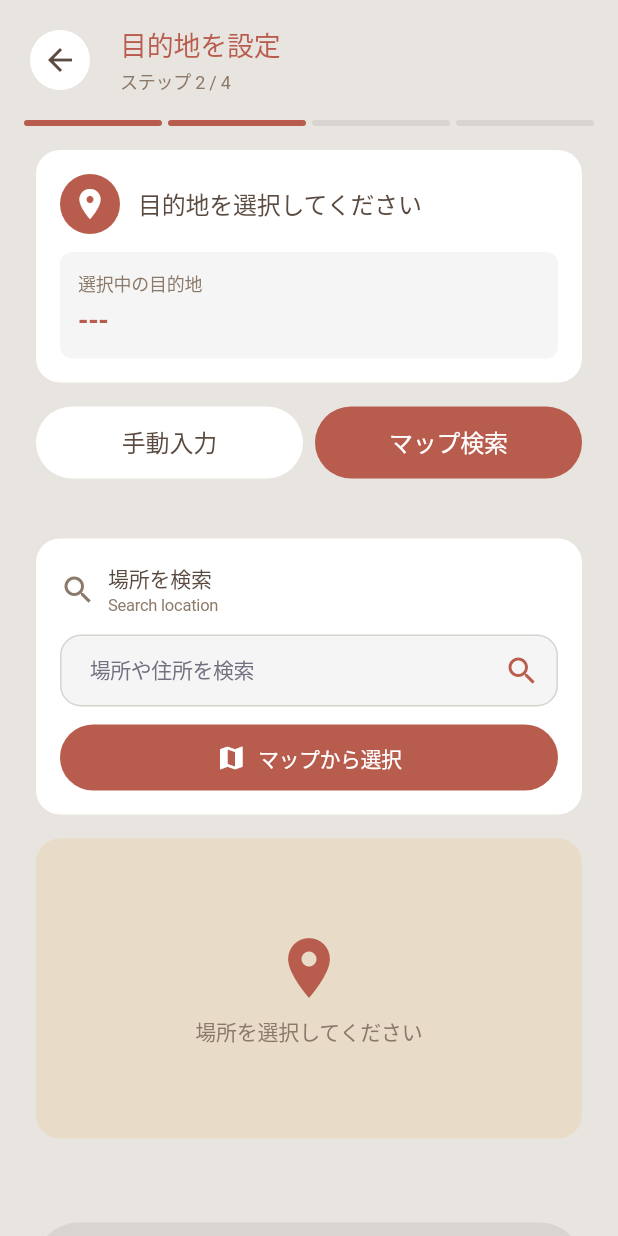
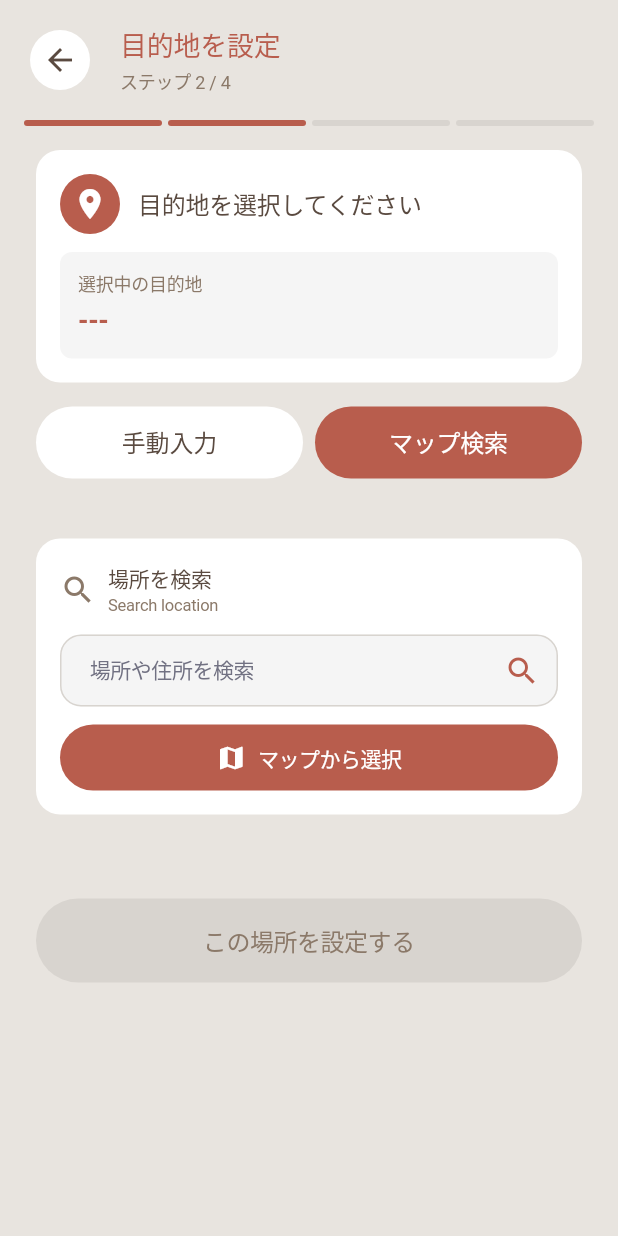
Before and after one commit to hoshido-k/imane, a Flutter app: the Step2LocationScreen screen opened directly with empty values, after a tap on "マップ検索", on a phone screen of 412 x 824 dp. Run offline on Flutter 3.47's test engine with Material 3 defaults, Android fonts, the phone set to English and light mode, and no system bars; our stand-ins replace connectivity_plus, firebase_auth, firebase_core, geolocator, google_maps_flutter, permission_handler and 1 more; missing offline and left inert: background_location; accounts and stored records are empty; generated files the repository leaves out were written again.

Commit message:
UI表示問題を追加修正
以下2つの追加問題を修正：

1. 予定カードの通知先表示の型エラー修正
- _getRecipientNamesメソッドの引数型をList<dynamic>からList<NotifyToUser>に変更
- これにより、通知先が正しく表示されるようになった

2. マップ検索画面のマッププレースホルダーを削除
- step2_location_screen.dartのマップ検索タブ内にあった200pxのマッププレースホルダーを削除
- 「マップから選択」ボタンを押すと実際のマップ（InteractiveMapPicker）が開くため、プレースホルダーは不要と判断

変更内容：
- mobile/lib/screens/schedule/schedule_list_screen.dart: 通知先表示の型修正
- mobile/lib/screens/schedule/steps/step2_location_screen.dart: マッププレースホルダー削除

```diff
--- a/mobile/lib/screens/schedule/schedule_list_screen.dart
+++ b/mobile/lib/screens/schedule/schedule_list_screen.dart
@@ -684,13 +684,11 @@ class _ScheduleCard extends StatelessWidget {
     return '${dateTime.year}-${dateTime.month.toString().padLeft(2, '0')}-${dateTime.day.toString().padLeft(2, '0')} ${dateTime.hour.toString().padLeft(2, '0')}:${dateTime.minute.toString().padLeft(2, '0')}';
   }
 
-  String _getRecipientNames(List<dynamic> notifyToUsers) {
+  String _getRecipientNames(List<NotifyToUser> notifyToUsers) {
     if (notifyToUsers.isEmpty) return '通知先なし';
 
-    // Import the NotifyToUser model at the top of the file
+    // Display all names separated by commas
     final names = notifyToUsers.map((user) => user.displayName).toList();
-
-    // Display all names separated by commas
     return names.join(', ');
   }
 }
--- a/mobile/lib/screens/schedule/steps/step2_location_screen.dart
+++ b/mobile/lib/screens/schedule/steps/step2_location_screen.dart
@@ -709,74 +709,6 @@ class _Step2LocationScreenState extends State<Step2LocationScreen> {
                     ],
                   ),
                 ),
-                const SizedBox(height: 16),
-                // Map placeholder
-                Container(
-                  width: double.infinity,
-                  height: 200,
-                  decoration: BoxDecoration(
-                    color: const Color(0xFFE8DCC8),
-                    borderRadius: BorderRadius.circular(16),
-                  ),
-                  child: Stack(
-                    alignment: Alignment.center,
-                    children: [
-                      Column(
-                        mainAxisAlignment: MainAxisAlignment.center,
-                        children: [
-                          Icon(
-                            Icons.location_on,
-                            size: 48,
-                            color: AppColors.primary,
-                          ),
-                          const SizedBox(height: 8),
-                          if (_tempSelectedLocation != null)
-                            Container(
-                              padding: const EdgeInsets.symmetric(
-                                horizontal: 16,
-                                vertical: 8,
-                              ),
-                              decoration: BoxDecoration(
-                                color: Colors.white,
-                                borderRadius: BorderRadius.circular(8),
-                                border: Border.all(
-                                  color: AppColors.primary,
-                                  width: 2,
-                                ),
-                              ),
-                              child: Column(
-                                children: [
-                                  Text(
-                                    _tempSelectedLocation!.name,
-                                    style: TextStyle(
-                                      fontSize: 14,
-                                      fontWeight: FontWeight.w600,
-                                      color: AppColors.textPrimary,
-                                    ),
-                                  ),
-                                  Text(
-                                    _tempSelectedLocation!.address,
-                                    style: TextStyle(
-                                      fontSize: 11,
-                                      color: AppColors.textSecondary,
-                                    ),
-                                  ),
-                                ],
-                              ),
-                            )
-                          else
-                            Text(
-                              '場所を選択してください',
-                              style: TextStyle(
-                                fontSize: 14,
-                                color: AppColors.textSecondary,
-                              ),
-                            ),
-                        ],
-                      ),
-                    ],
-                  ),
-                ),
               const SizedBox(height: 16),
               // Station list
               ..._buildStationList(),
```
